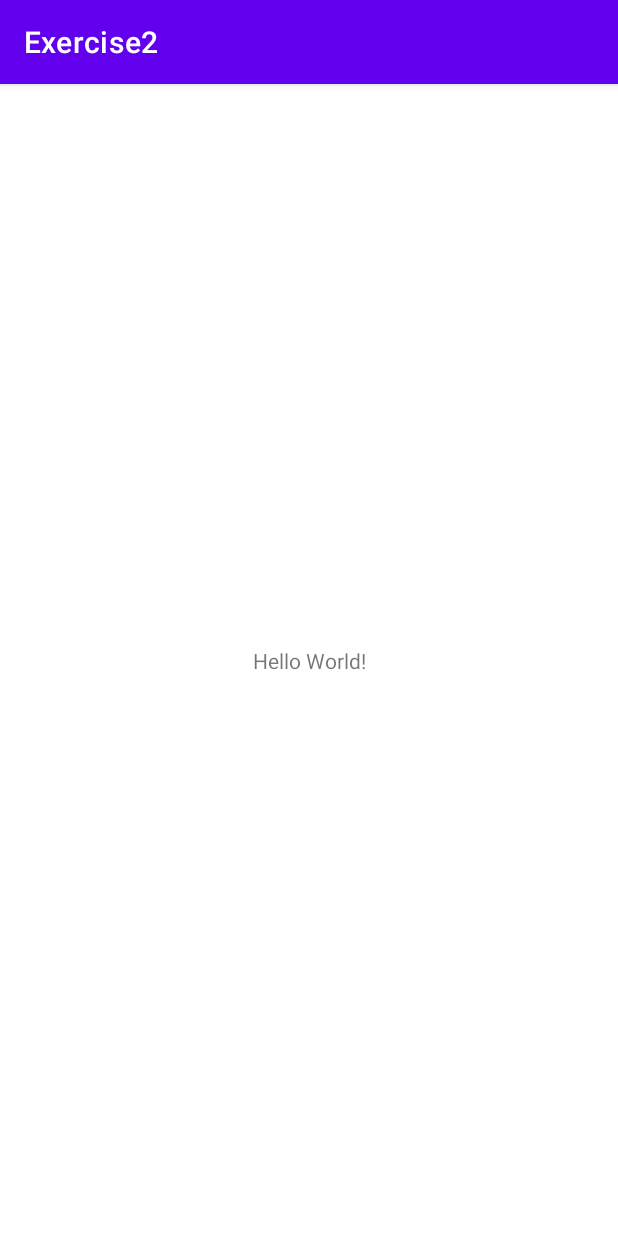
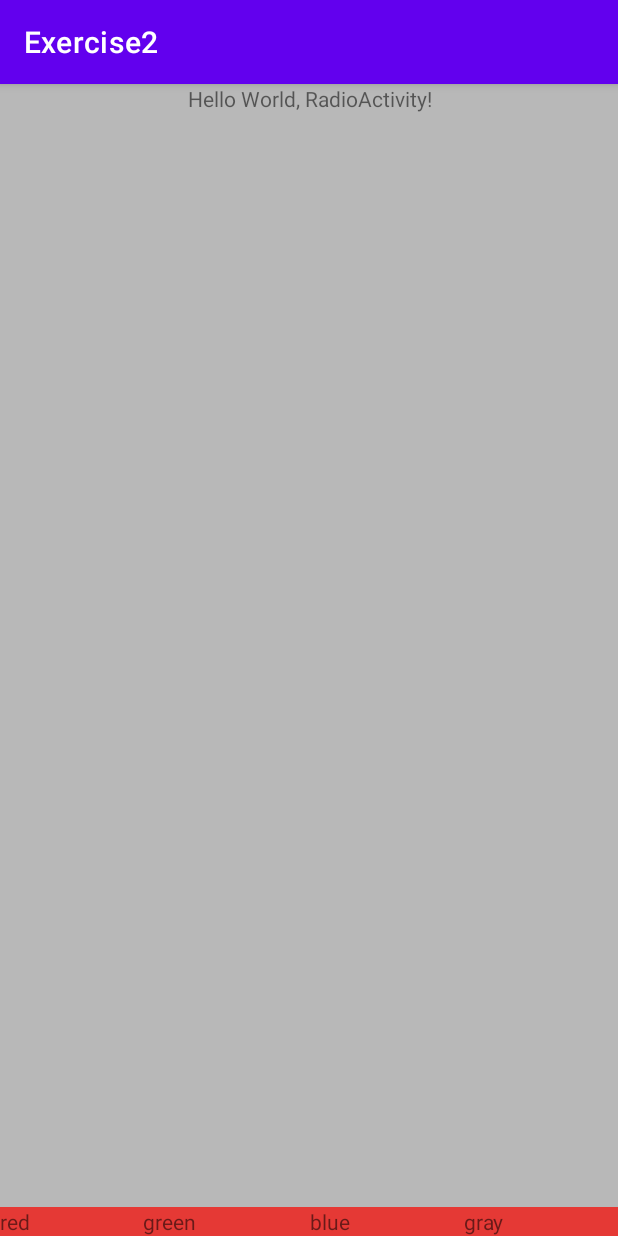
Before and after one commit to lamtrucdang/AppDevLab, an Android app: the screen it shows after launch (MainActivity), on a phone screen of 412 x 824 dp. Run offline under Robolectric (Android 15) with nearby library versions, the phone set to English and light mode, and no system bars.

Commit message:
Update activity_main.xml

```diff
--- a/Exercise2/app/src/main/res/layout/activity_main.xml
+++ b/Exercise2/app/src/main/res/layout/activity_main.xml
@@ -1,18 +1,54 @@
 <?xml version="1.0" encoding="utf-8"?>
-<androidx.constraintlayout.widget.ConstraintLayout xmlns:android="http://schemas.android.com/apk/res/android"
+<LinearLayout xmlns:android="http://schemas.android.com/apk/res/android"
     xmlns:app="http://schemas.android.com/apk/res-auto"
     xmlns:tools="http://schemas.android.com/tools"
     android:layout_width="match_parent"
     android:layout_height="match_parent"
-    tools:context=".MainActivity">
+    android:orientation="vertical"
+    tools:context=".MainActivity"
+    android:gravity="center"
+    android:background="#B8B8B8">
 
     <TextView
-        android:layout_width="wrap_content"
+        android:layout_width="match_parent"
         android:layout_height="wrap_content"
-        android:text="Hello World!"
-        app:layout_constraintBottom_toBottomOf="parent"
-        app:layout_constraintEnd_toEndOf="parent"
-        app:layout_constraintStart_toStartOf="parent"
-        app:layout_constraintTop_toTopOf="parent" />
+        android:text="Hello World, RadioActivity!"
+        android:gravity="center"/>
 
-</androidx.constraintlayout.widget.ConstraintLayout>
+    <LinearLayout
+        android:layout_width="match_parent"
+        android:layout_height="match_parent"
+        android:gravity="bottom"
+        android:orientation="horizontal"
+        >
+
+        <TextView
+            android:layout_width="wrap_content"
+            android:layout_height="wrap_content"
+            android:text="red"
+            android:background="#E53935"
+            android:layout_weight="1"
+            />
+        <TextView
+            android:layout_width="wrap_content"
+            android:layout_height="wrap_content"
+            android:text="green"
+            android:background="#E53935"
+            android:layout_weight="1"
+            />
+        <TextView
+            android:layout_width="wrap_content"
+            android:layout_height="wrap_content"
+            android:text="blue"
+            android:background="#E53935"
+            android:layout_weight="1"
+            />
+        <TextView
+            android:layout_width="wrap_content"
+            android:layout_height="wrap_content"
+            android:text="gray"
+            android:background="#E53935"
+            android:layout_weight="1"
+            />
+    </LinearLayout>
+</LinearLayout>
```
